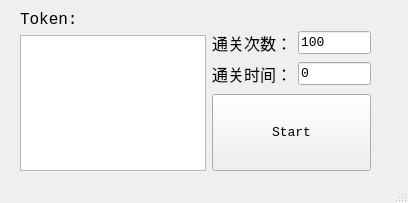
The window that src/GUI/ui.ui (Byxs20/Manysheep) describes before a commit, drawn with Qt 5.
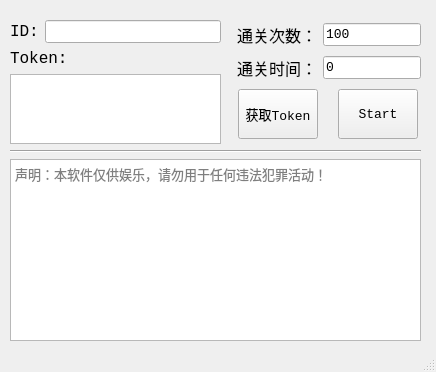
The same window after the commit.

Commit message: 更新自动获取token功能

The edit to the form file:
```diff
--- a/src/GUI/ui.ui
+++ b/src/GUI/ui.ui
@@ -6,8 +6,8 @@
    <rect>
     <x>0</x>
     <y>0</y>
-    <width>408</width>
-    <height>203</height>
+    <width>436</width>
+    <height>372</height>
    </rect>
   </property>
   <property name="font">
@@ -20,17 +20,41 @@
    <string>羊了个羊  作者:Byxs20</string>
   </property>
   <widget class="QWidget" name="centralwidget">
-   <widget class="QWidget" name="">
+   <widget class="QWidget" name="layoutWidget">
     <property name="geometry">
      <rect>
-      <x>20</x>
-      <y>10</y>
-      <width>351</width>
-      <height>161</height>
+      <x>10</x>
+      <y>20</y>
+      <width>411</width>
+      <height>321</height>
      </rect>
     </property>
+    <layout class="QVBoxLayout" name="verticalLayout_2" stretch="1,0,3">
+     <item>
     <layout class="QHBoxLayout" name="horizontalLayout_3">
      <item>
+        <layout class="QVBoxLayout" name="verticalLayout_4">
+         <item>
+          <layout class="QHBoxLayout" name="horizontalLayout_4">
+           <item>
+            <widget class="QLabel" name="label_4">
+             <property name="font">
+              <font>
+               <family>Consolas</family>
+               <pointsize>12</pointsize>
+              </font>
+             </property>
+             <property name="text">
+              <string>ID:</string>
+             </property>
+            </widget>
+           </item>
+           <item>
+            <widget class="QLineEdit" name="lineEdit_3"/>
+           </item>
+          </layout>
+         </item>
+         <item>
       <layout class="QVBoxLayout" name="verticalLayout_3">
        <item>
         <widget class="QLabel" name="label">
@@ -50,27 +74,27 @@
        </item>
       </layout>
      </item>
+        </layout>
+       </item>
      <item>
-      <layout class="QVBoxLayout" name="verticalLayout_2" stretch="0,0">
-       <item>
-        <layout class="QVBoxLayout" name="verticalLayout">
-         <item>
-          <spacer name="verticalSpacer">
+        <spacer name="horizontalSpacer">
            <property name="orientation">
-            <enum>Qt::Vertical</enum>
+          <enum>Qt::Horizontal</enum>
            </property>
            <property name="sizeType">
             <enum>QSizePolicy::Minimum</enum>
            </property>
            <property name="sizeHint" stdset="0">
             <size>
-             <width>20</width>
+           <width>10</width>
              <height>20</height>
             </size>
            </property>
           </spacer>
          </item>
          <item>
+        <layout class="QVBoxLayout" name="verticalLayout" stretch="0,0,0">
+         <item>
           <layout class="QHBoxLayout" name="horizontalLayout">
            <item>
             <widget class="QLabel" name="label_2">
@@ -124,12 +148,47 @@
            </item>
           </layout>
          </item>
-        </layout>
+         <item>
+          <layout class="QHBoxLayout" name="horizontalLayout_5">
+           <item>
+            <widget class="QPushButton" name="pushButton_2">
+             <property name="sizePolicy">
+              <sizepolicy hsizetype="Maximum" vsizetype="Maximum">
+               <horstretch>0</horstretch>
+               <verstretch>0</verstretch>
+              </sizepolicy>
+             </property>
+             <property name="minimumSize">
+              <size>
+               <width>0</width>
+               <height>50</height>
+              </size>
+             </property>
+             <property name="text">
+              <string>获取Token</string>
+             </property>
+            </widget>
+           </item>
+           <item>
+            <spacer name="horizontalSpacer_2">
+             <property name="orientation">
+              <enum>Qt::Horizontal</enum>
+             </property>
+             <property name="sizeType">
+              <enum>QSizePolicy::Maximum</enum>
+             </property>
+             <property name="sizeHint" stdset="0">
+              <size>
+               <width>13</width>
+               <height>18</height>
+              </size>
+             </property>
+            </spacer>
        </item>
        <item>
         <widget class="QPushButton" name="pushButton">
          <property name="sizePolicy">
-          <sizepolicy hsizetype="Minimum" vsizetype="Minimum">
+              <sizepolicy hsizetype="Maximum" vsizetype="Maximum">
            <horstretch>0</horstretch>
            <verstretch>0</verstretch>
           </sizepolicy>
@@ -137,15 +196,39 @@
          <property name="minimumSize">
           <size>
            <width>0</width>
-           <height>60</height>
+               <height>50</height>
           </size>
          </property>
          <property name="text">
           <string>Start</string>
          </property>
+             <property name="checkable">
+              <bool>false</bool>
+             </property>
         </widget>
        </item>
       </layout>
+         </item>
+        </layout>
+       </item>
+      </layout>
+     </item>
+     <item>
+      <widget class="Line" name="line">
+       <property name="orientation">
+        <enum>Qt::Horizontal</enum>
+       </property>
+      </widget>
+     </item>
+     <item>
+      <widget class="QPlainTextEdit" name="plainTextEdit_2">
+       <property name="readOnly">
+        <bool>true</bool>
+       </property>
+       <property name="placeholderText">
+        <string>声明：本软件仅供娱乐，请勿用于任何违法犯罪活动！</string>
+       </property>
+      </widget>
      </item>
     </layout>
    </widget>
```
Lines whose indentation alone changed are shown as unchanged. The commit also changes 2 other files.
